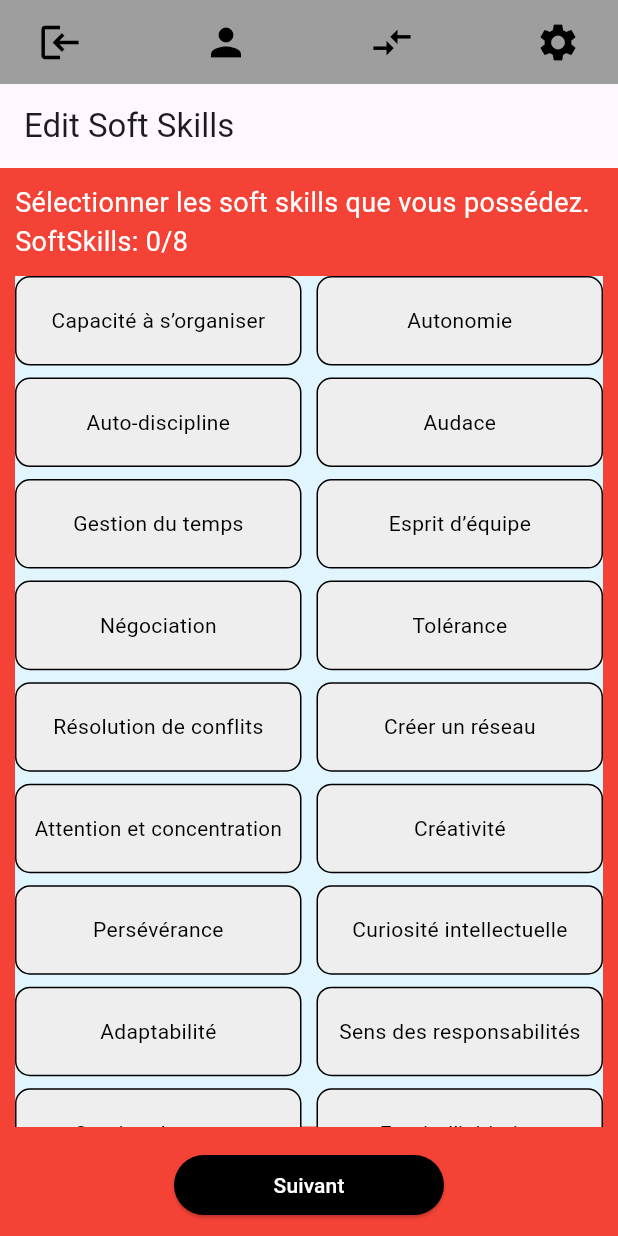
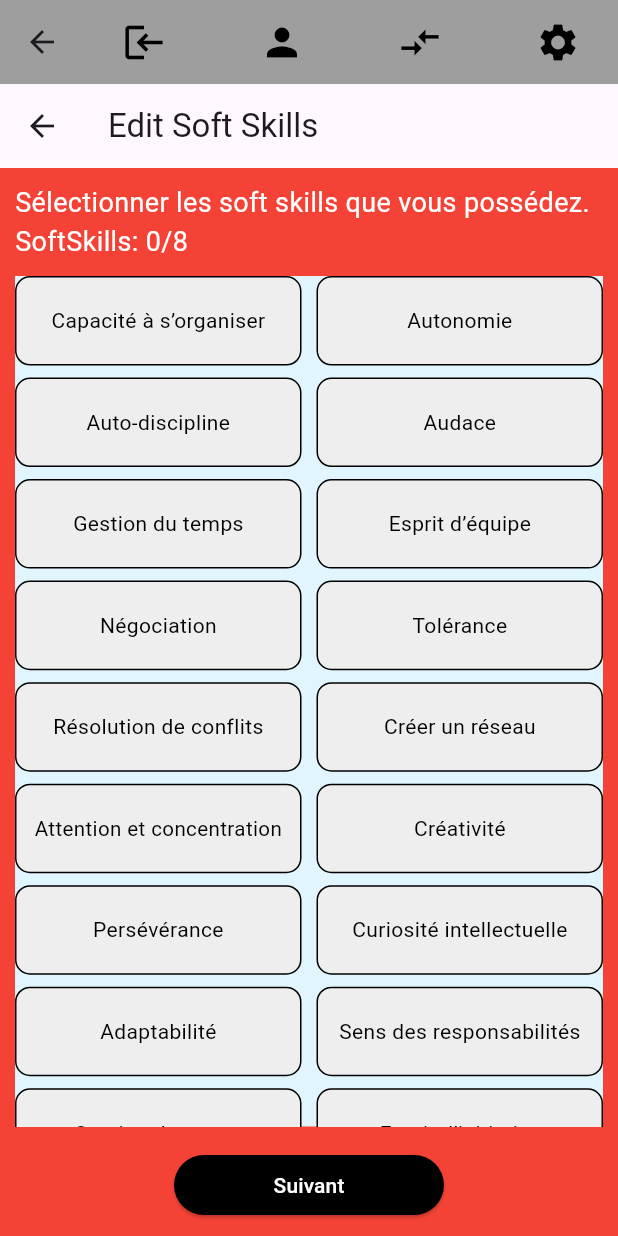
Before and after one commit to algosup/2023-2024-project-5-flutter-team-7, a Flutter app: the SoftSkillsSelectionScreen screen opened directly, after a tap on "Capacité à s’organiser", after a tap on "Modifier", on a phone screen of 412 x 824 dp. Run offline on Flutter 3.47's test engine with Material 3 defaults, Android fonts, the phone set to English and light mode, and no system bars; our stand-ins replace geolocator, go_router.

Commit message:
update routes

```diff
--- a/src/adopteuncandidat/lib/edit_soft_skills_seeker.dart
+++ b/src/adopteuncandidat/lib/edit_soft_skills_seeker.dart
@@ -8,14 +8,12 @@ class EditSoftSkillsSeekerScreen extends StatefulWidget {
   const EditSoftSkillsSeekerScreen({super.key, required this.selectedSoftSkills});
 
   @override
-  // ignore: library_private_types_in_public_api
   _EditSoftSkillsSeekerScreenState createState() => _EditSoftSkillsSeekerScreenState();
 }
 
 class _EditSoftSkillsSeekerScreenState extends State<EditSoftSkillsSeekerScreen> {
   late List<bool> _isSelected;
   late List<String> _softSkills;
-
 
   @override
   void initState() {
@@ -40,7 +38,6 @@ class _EditSoftSkillsSeekerScreenState extends State<EditSoftSkillsSeekerScreen>
         title: const Text('Edit Soft Skills'),
       ),
       body: Container(
-
         color: Colors.red,
         child: Padding(
           padding: const EdgeInsets.all(10.0),
--- a/src/adopteuncandidat/lib/main.dart
+++ b/src/adopteuncandidat/lib/main.dart
@@ -1,5 +1,4 @@
 import 'package:flutter/material.dart';
-import 'package:go_router/go_router.dart';
 import 'package:provider/provider.dart';
 import 'routes.dart';
 import 'provider_soft_skills_seeker.dart';
--- a/src/adopteuncandidat/lib/routes.dart
+++ b/src/adopteuncandidat/lib/routes.dart
@@ -1,8 +1,6 @@
 import 'package:go_router/go_router.dart';
 import 'package:flutter/material.dart';
 import 'main.dart';
-import 'soft_skills_selection_seeker.dart';
-import 'edit_soft_skills_seeker.dart';
 import 'package:provider/provider.dart';
 import 'provider_soft_skills_seeker.dart';
 
--- a/src/adopteuncandidat/lib/soft_skills_selection_seeker.dart
+++ b/src/adopteuncandidat/lib/soft_skills_selection_seeker.dart
@@ -14,7 +14,7 @@ class _SoftSkillsSelectionScreenState extends State<SoftSkillsSelectionScreen> {
   late ScrollController _scrollController;
   double _downArrowOpacity = 1.0;
   double _upArrowOpacity = 0.0;
-  List<bool> _isSelected = List.filled(27, false); // 27 is the number of skills
+  final List<bool> _isSelected = List.filled(27, false);
 
   @override
   void initState() {
@@ -162,11 +162,9 @@ class _SoftSkillsSelectionScreenState extends State<SoftSkillsSelectionScreen> {
                                   .map((skill) => skill.name)
                                   .toList();
                               print('Selected Skills: $selectedSkills');
-                              context.go(
+                              context.push(
                                 '/editSoftSkillsSeeker',
-                                extra: {
-                                  'selectedSkills': selectedSkills
-                                }, // Pass selected skills as extra
+                                extra: selectedSkills, // Pass selected skills as extra
                               );
                             }
                           : null,
```
Lines whose indentation alone changed are shown as unchanged.
